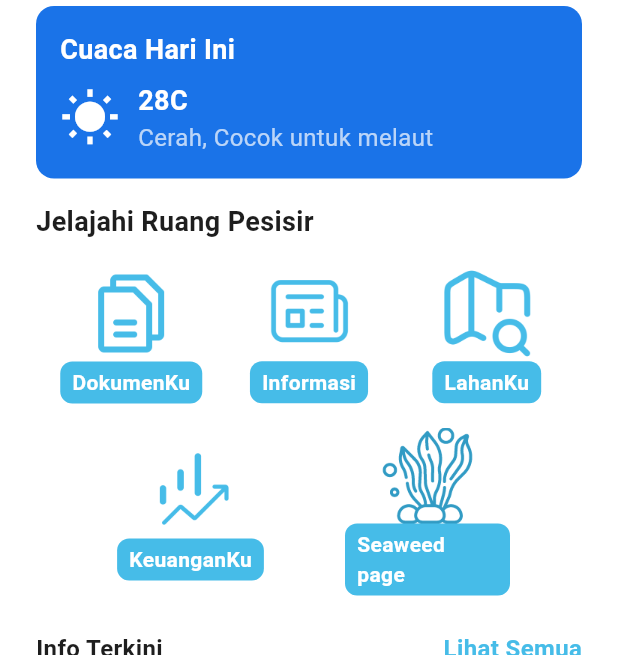
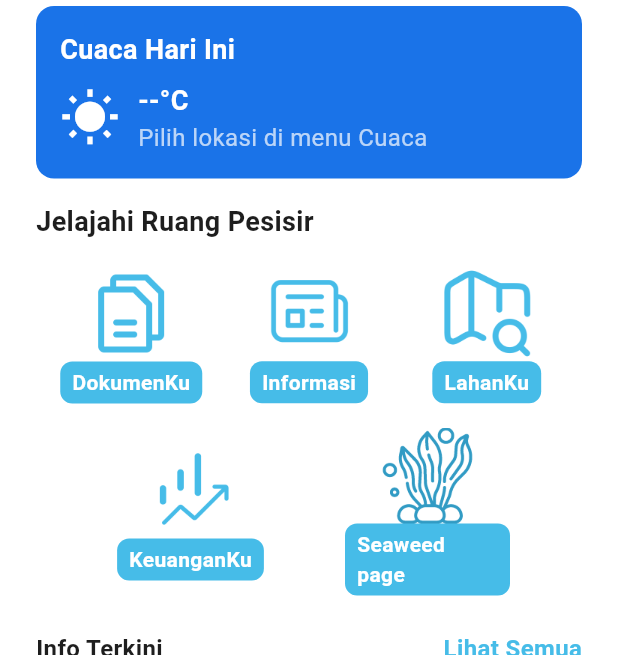
Before and after one commit to presleyprince/digital-commons-flutter-app, a Flutter app: the screen it shows after launch, on a phone screen of 412 x 824 dp, the part 96-751 px from its top. Run offline on Flutter 3.47's test engine with Material 3 defaults, Android fonts, the phone set to English and light mode, and no system bars; our stand-ins replace cached_network_image, carousel_slider, cloud_firestore, dartz, firebase_auth, firebase_core and 12 more; missing offline and left inert: flutter_quill; accounts and stored records are empty; Roboto replaces fonts that are missing (SegoeUI).

Commit message:
connected weather widget on home screen to live BMKG data

```diff
--- a/lib/app/data/datasources/remote_impl/weather_remote_data_source_impl.dart
+++ b/lib/app/data/datasources/remote_impl/weather_remote_data_source_impl.dart
@@ -12,13 +12,14 @@ class WeatherRemoteDataSourceImpl extends WeatherRemoteDataSource {
 
   WeatherRemoteDataSourceImpl({required this.client});
 
-  final bmkgApiUrl = dotenv.env['BMKG_API_URL'];
+  @override
+Future<WeatherModel> getWeather(GetWeatherParameter params) async {
+  try {
+    // moved here so it only reads .env when the function is actually called
+    final bmkgApiUrl = dotenv.env['BMKG_API_URL'];
 
-  @override
-  Future<WeatherModel> getWeather(GetWeatherParameter params) async {
-    try {
-      final response =
-          await client.get(Uri.parse('$bmkgApiUrl/prakiraan-cuaca?adm4=${params.regionCode}'));
+    final response =
+        await client.get(Uri.parse('$bmkgApiUrl/prakiraan-cuaca?adm4=${params.regionCode}'));
 
       if (response.statusCode == 200) {
         final json = jsonDecode(response.body);
--- a/lib/app/presentation/pages/home_page.dart
+++ b/lib/app/presentation/pages/home_page.dart
@@ -7,9 +7,24 @@ import 'package:digital_shores/core/constants.dart';
 import 'package:digital_shores/router.dart';
 import 'package:flutter/material.dart';
 import 'package:provider/provider.dart';
+import 'package:digital_shores/app/presentation/provider/weather_notifier.dart'; // access WeatherNotifier
 
-class HomePage extends StatelessWidget {
+class HomePage extends StatefulWidget { // changed from stateless to stateful so it can be run on startup
   const HomePage({super.key});
+
+  @override
+  State<HomePage> createState() => _HomePageState();
+}
+
+class _HomePageState extends State<HomePage> {
+
+  @override
+  void initState() {
+    super.initState();
+    WidgetsBinding.instance.addPostFrameCallback((_) {
+      Provider.of<WeatherNotifier>(context, listen: false).init();
+    });
+  }
 
   @override
   Widget build(BuildContext context) {
--- a/lib/app/presentation/provider/weather_notifier.dart
+++ b/lib/app/presentation/provider/weather_notifier.dart
@@ -10,7 +10,7 @@ class WeatherNotifier extends ChangeNotifier {
   NotifierState<Weather> fetchDataState = NotifierState();
 
   // data
-  late ValueNotifier<WeatherRegionCode?> regionCodeController;
+  ValueNotifier<WeatherRegionCode?> regionCodeController = ValueNotifier(null);
   List<WeatherData> weathers = [];
 
   final WeatherRepository _repository;
--- a/lib/app/presentation/widgets/global/digital_shores_introduction_column.dart
+++ b/lib/app/presentation/widgets/global/digital_shores_introduction_column.dart
@@ -1,6 +1,9 @@
+import 'package:digital_shores/app/presentation/provider/weather_notifier.dart';
 import 'package:digital_shores/const/resource.dart';
 import 'package:digital_shores/core/constants.dart';
+import 'package:digital_shores/router.dart'; // Added so it will lets us navigate to weather page
 import 'package:flutter/material.dart';
+import 'package:provider/provider.dart';
 
 class DigitalShoresIntroductionColumn extends StatelessWidget {
   const DigitalShoresIntroductionColumn({
@@ -22,48 +25,73 @@ class DigitalShoresIntroductionColumn extends StatelessWidget {
                   children: [
                     Image.asset(
                       R.ASSETS_IMAGES_APP_LOGO_PNG,
-                      height: 40, // reduced to make more compact
+                      height: 40,
                     ),
-                    const SizedBox(width: 8), // lowered the gap
+                    const SizedBox(width: 8),
                     Text('Hai Sobat Laut!', style: kTitle6TextStyle),
                   ],
                 ),
               )
             : SizedBox(),
 
-        // removed large beach image and line below it
 
-        // added new weather card
-        Container (
-          width: double.infinity, // create a box that will stretch the full width of the screen
-          padding: EdgeInsets.all(16), //  add space inside the box
+        InkWell(
+          onTap: () => router.push('/home/weather'),
+          borderRadius: BorderRadius.circular(kDefaultRadius),
+          child: Consumer<WeatherNotifier>(
+            builder: (context, notifier, child) {
 
-          decoration: BoxDecoration ( //styling the box
-            color: Color(0xFF1A73E8), // set to blue
-            borderRadius: BorderRadius.circular(kDefaultRadius), // rounded corners for box
+              try {
+                notifier.regionCodeController;
+              } catch (e) {
+                return Container(
+                  width: double.infinity,
+                  padding: EdgeInsets.all(16),
+                  decoration: BoxDecoration(
+                    color: Color(0xFF1A73E8),
+                    borderRadius: BorderRadius.circular(kDefaultRadius),
                   ),
-          child: Column( // stack everything vertically in the box
-            crossAxisAlignment: CrossAxisAlignment.start, // line everything to the left
+                  child: Text(
+                    'Memuat cuaca...',
+                    style: kTitle5TextStyle.copyWith(color: Colors.white),
+                  ),
+                );
+              }
+
+              final hasWeather = notifier.weathers.isNotEmpty;
+              final weather = hasWeather ? notifier.weathers.first : null;
+              final tempText = weather?.t != null ? '${weather!.t}°C' : '--°C';
+              final descText = weather?.weatherDesc ?? 'Pilih lokasi di menu Cuaca';
+
+              return Container(
+                width: double.infinity,
+                padding: EdgeInsets.all(16),
+                decoration: BoxDecoration(
+                  color: Color(0xFF1A73E8),
+                  borderRadius: BorderRadius.circular(kDefaultRadius),
+                ),
+                child: Column(
+                  crossAxisAlignment: CrossAxisAlignment.start,
                   children: [
                     Text(
-                'Cuaca Hari Ini', // 'Today's Weather' at the top
-                style: kTitle5TextStyle.copyWith(color: Colors.white), // white text, kTitle5TextStyle is defined as a constant in constants.dart
-               ),
-              const SizedBox(height: 8), // the sun icon and temeprature can be next to each other
-              Row(
-                children: [ // list of things to diplay
-                  Icon(Icons.wb_sunny, color:Colors.white, size:40), // sun icon from Flutter's library
-                  const SizedBox(width: 12), // creating gap between the icon and text
-                  Column(
-                    crossAxisAlignment: CrossAxisAlignment.start, // start aligns everything to the left
-                    children: [
-                      Text( // temperature number need to change from text to automatic detection
-                        '28C',
+                      'Cuaca Hari Ini',
                       style: kTitle5TextStyle.copyWith(color: Colors.white),
                     ),
-                      Text( // description after temperature, text faded
-                        'Cerah, Cocok untuk melaut', // 'Clear, Good for Fishing'
-                        style: kSubtitle5TextStyle.copyWith(color: Colors.white70), // used 70 for 70% opactiy
+                    const SizedBox(height: 8),
+                    Row(
+                      children: [
+                        Icon(Icons.wb_sunny, color: Colors.white, size: 40),
+                        const SizedBox(width: 12),
+                        Column(
+                          crossAxisAlignment: CrossAxisAlignment.start,
+                          children: [
+                            Text(
+                              tempText,
+                              style: kTitle5TextStyle.copyWith(color: Colors.white),
+                            ),
+                            Text(
+                              descText,
+                              style: kSubtitle5TextStyle.copyWith(color: Colors.white70),
                             ),
                           ],
                         ),
@@ -71,7 +99,11 @@ class DigitalShoresIntroductionColumn extends StatelessWidget {
                     ),
                   ],
                 ),
+              );
+            },
           ),
+        ),
+
         const SizedBox(height: 16),
       ],
     );
--- a/lib/injection_container.dart
+++ b/lib/injection_container.dart
@@ -150,7 +150,7 @@ Future<void> init() async {
   sl.registerFactory(() => AdministrationNotifier(repository: sl()));
   sl.registerFactory(() => InformationNotifier(repository: sl()));
   sl.registerFactory(() => AddInformationNotifier(repository: sl()));
-  sl.registerFactory(() => WeatherNotifier(repository: sl()));
+  sl.registerLazySingleton(() => WeatherNotifier(repository: sl())); // added to make sure the whole app shares one single WeatherNotifier instead of creating a new empty one each time its needed
 
   // External
   final sharedPreferences = await SharedPreferences.getInstance();
--- a/pubspec.yaml
+++ b/pubspec.yaml
@@ -28,7 +28,7 @@ environment:
 # the latest version available on pub.dev. To see which dependencies have newer
 # versions available, run `flutter pub outdated`.
 dependencies:
-  geolocator: ^13.0.2
+  geolocator: ^14.0.2
   flutter:
     sdk: flutter
 
@@ -49,7 +49,7 @@ dependencies:
   cached_network_image: ^3.4.1
   path_provider: ^2.1.5
   shimmer: ^3.0.0
-  http: ^1.3.0
+  http: ^1.6.0
   json_annotation: ^4.9.0
   crypto: ^3.0.6
   build_runner: ^2.4.14
```
Also changed, not shown: pubspec.lock, 2 other files. Lines whose indentation alone changed are shown as unchanged.
